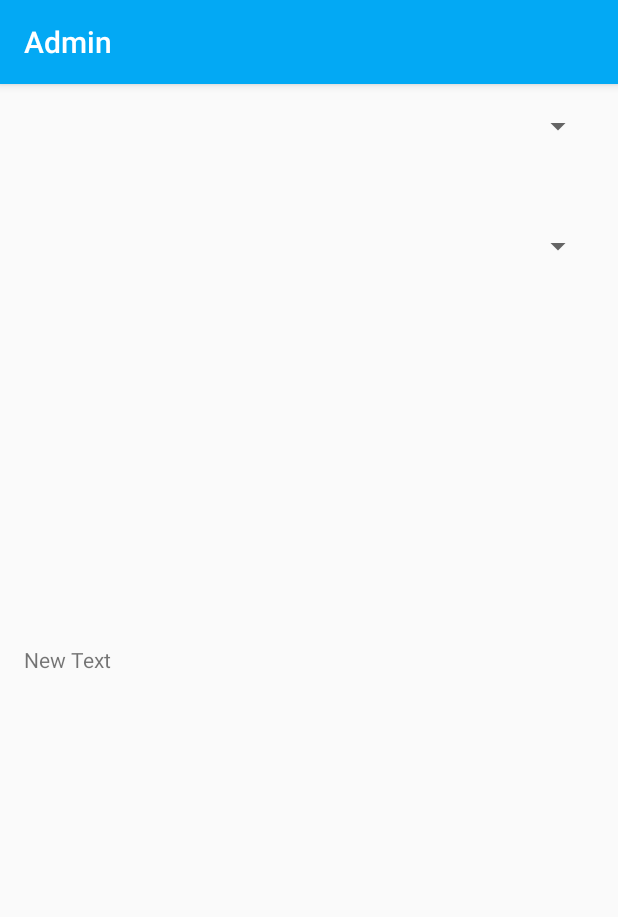
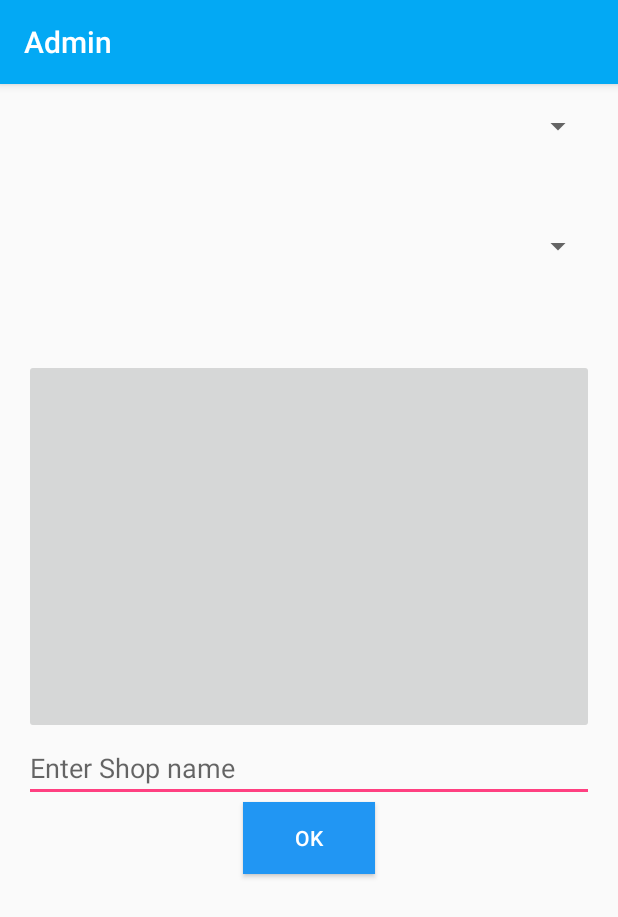
Before and after one commit to mahmoudelgamal1997/Admin, an Android app: the Shop screen opened directly, with no data from a screen before it, on a phone screen of 412 x 824 dp. Shown: the top 917 px of the screen. Run offline under Robolectric (Android 15) with nearby library versions, the phone set to English and light mode, and no system bars; our stand-ins replace Firebase (no records; nobody signed in at launch, a user with empty details on screens opened directly); libraries missing offline, so code that uses them is left out: com.firebase.client; 5 statements that could not run were skipped.

Commit message:
add shop as post

```diff
--- a/app/src/main/java/com/example2017/android/admin/City.java
+++ b/app/src/main/java/com/example2017/android/admin/City.java
@@ -21,7 +21,9 @@ public class City {
     {
         this.title = title;
     }
-    public String getTitle() {
+
+    public String getTitle()
+    {
         return title;
     }
 
--- a/app/src/main/java/com/example2017/android/admin/Datainput.java
+++ b/app/src/main/java/com/example2017/android/admin/Datainput.java
@@ -2,8 +2,10 @@ package com.example2017.android.admin;
 
 /**
  * Created by M7moud on 13-Dec-17.
+ * to  retrieve catorgy data
  */
 public class Datainput {
+
     private String catorgy_name;
 
     public Datainput() {
--- a/app/src/main/java/com/example2017/android/admin/Shop.java
+++ b/app/src/main/java/com/example2017/android/admin/Shop.java
@@ -1,9 +1,17 @@
 package com.example2017.android.admin;
 
+import android.app.ProgressDialog;
+import android.content.Intent;
+import android.graphics.Bitmap;
+import android.net.Uri;
+import android.provider.MediaStore;
 import android.support.v7.app.AppCompatActivity;
 import android.os.Bundle;
+import android.text.TextUtils;
 import android.widget.AdapterView;
 import android.widget.ArrayAdapter;
+import android.widget.EditText;
+import android.widget.ImageButton;
 import android.widget.Spinner;
 import android.widget.TextView;
 import android.widget.Toast;
@@ -11,7 +19,9 @@ import android.widget.Toast;
 import com.firebase.client.Firebase;
 import com.firebase.client.core.view.View;
 import com.firebase.client.utilities.Utilities;
+import com.firebase.ui.database.FirebaseListAdapter;
 import com.firebase.ui.database.FirebaseRecyclerAdapter;
+import com.google.android.gms.tasks.OnSuccessListener;
 import com.google.firebase.database.ChildEventListener;
 import com.google.firebase.database.DataSnapshot;
 import com.google.firebase.database.DatabaseError;
@@ -20,19 +30,27 @@ import com.google.firebase.database.FirebaseDatabase;
 import com.google.firebase.database.Query;
 import com.google.firebase.database.ValueEventListener;
 import com.google.firebase.storage.FirebaseStorage;
+import com.google.firebase.storage.StorageReference;
+import com.google.firebase.storage.UploadTask;
 
 import java.io.DataInput;
+import java.io.IOException;
 import java.util.ArrayList;
 import java.util.HashMap;
 import java.util.Map;
 
 public class Shop extends AppCompatActivity {
-    private Spinner spinnerCity,spinnerCatorgy;
-    private DatabaseReference mdatabase,mmdatabase;
-    ArrayList<String> arrayList_catorgy=new ArrayList<>();
+    private Spinner spinnerCity, spinnerCatorgy;
+    private DatabaseReference catorgy_database, city_database;
+    private StorageReference s;
+
+    ProgressDialog progressDialog;
     TextView txt;
-    ArrayList<String> arrayList=new ArrayList<>();
-
+    String city_selected, catorgy_selected;
+    public static final int gallery=2;
+    private Uri imageuri=null;
+    ImageButton imageButton;
+    EditText editText_shop;
 
     @Override
     protected void onCreate(Bundle savedInstanceState) {
@@ -40,154 +58,124 @@ public class Shop extends AppCompatActivity {
         setContentView(R.layout.activity_shop);
 
         Firebase.setAndroidContext(this);
-        mdatabase = FirebaseDatabase.getInstance().getReference().child("City");
-        spinnerCity=(Spinner)findViewById(R.id.spinner);
-        spinnerCatorgy=(Spinner)findViewById(R.id.spinner2);
-        txt=(TextView)findViewById(R.id.textView);
+        city_database = FirebaseDatabase.getInstance().getReference().child("City");
+        catorgy_database = FirebaseDatabase.getInstance().getReference().child("catorgy");
+        s = FirebaseStorage.getInstance().getReference();
+
+        spinnerCity = (Spinner) findViewById(R.id.spinner_city);
+        spinnerCatorgy = (Spinner) findViewById(R.id.spinner_catorgy);
+        imageButton=(ImageButton)findViewById(R.id.imageButton);
+        editText_shop=(EditText)findViewById(R.id.editText_shop);
+
+progressDialog=new ProgressDialog(this);
+
+
+        FirebaseListAdapter<City> cityListAdapter = new FirebaseListAdapter<City>(
+                this,
+                City.class,
+                R.layout.text_style,
+                city_database
+        ) {
+            @Override
+            protected void populateView(android.view.View v, City model, int position) {
+                TextView txt = (TextView) v.findViewById(R.id.textView_style);
+                txt.setText(model.getTitle());
+
+                //taking select of user
+                //and put it in variable
+                city_selected = model.getTitle();
+
+            }
+        };
+spinnerCity.setAdapter(cityListAdapter);
+
+        FirebaseListAdapter<Datainput> catorgyListAdapter = new FirebaseListAdapter<Datainput>(
+                this,
+                Datainput.class,
+                R.layout.text_style,
+                catorgy_database
+        ) {
+            @Override
+            protected void populateView(android.view.View v, Datainput model, int position) {
+
+                TextView textView = (TextView) v.findViewById(R.id.textView_style);
+                textView.setText(model.getCatorgy_name());
+
+                //taking select of user
+                //and put it in variable
+                catorgy_selected = model.getCatorgy_name();
+            }
+        };
+
+spinnerCatorgy.setAdapter(catorgyListAdapter);
+    }
 
 
 
-        retrive_city();
-        retrive_catorgy();
+    public void upload (android.view.View view){
 
-cityadd();
+    final DatabaseReference post=catorgy_database.child(catorgy_selected).child(catorgy_selected).child(city_selected).push();
+     if (!TextUtils.isEmpty(editText_shop.getText().toString()) &&imageuri!=null){
 
-//array that can solve my problem
-        arrayList.add("mahmoud");
-        arrayList.add("yasser");
-        arrayList.add("elgamal");
+         progressDialog.setMessage("Wait..");
+         progressDialog.show();
+         progressDialog.setCancelable(false);
+        StorageReference filebath = s.child("photos").child(imageuri.getLastPathSegment());
+        filebath.putFile(imageuri).addOnSuccessListener(new OnSuccessListener<UploadTask.TaskSnapshot>() {
+            @Override
+            public void onSuccess(UploadTask.TaskSnapshot taskSnapshot) {
+                Uri down = taskSnapshot.getDownloadUrl();
+                post.child("catorgy_name").setValue(editText_shop.getText().toString());
+                post.child("catorgy_image").setValue(down.toString());
+                Toast.makeText(getApplicationContext(), "Post Succsesfull", Toast.LENGTH_LONG).show();
+               progressDialog.dismiss();
 
+            }
+        });
 
+    }else {
+         if (TextUtils.isEmpty(editText_shop.getText().toString())){
+             Toast.makeText(getApplication(),"Enter shop name",Toast.LENGTH_LONG).show();
+         }else{
+             Toast.makeText(getApplication(),"Select an image",Toast.LENGTH_LONG).show();
 
+         }
 
-        //Adapter that recieve alist of city from fire base
-        final ArrayAdapter<String> adapter =new ArrayAdapter<String>(this,android.R.layout.simple_spinner_item, retrive_city());
+     }
 
-        adapter.setDropDownViewResource(R.layout.support_simple_spinner_dropdown_item);
-        spinnerCity.setAdapter(adapter);
-        spinnerCity.setOnItemSelectedListener(new AdapterView.OnItemSelectedListener() {
+    }
 
-           @Override
-           public void
-           onItemSelected(AdapterView<?> adapterView, android.view.View view, int i, long l) {
+public void select_shopimage(android.view.View v){
 
-
-
-           }
-
-           @Override
-            public void onNothingSelected(AdapterView<?> adapterView) {
-
-           }});
-
-
-
-
-         ArrayAdapter<String> adapter2 =new ArrayAdapter<String>(this,android.R.layout.simple_spinner_item,arrayList_catorgy );
-    adapter2.setDropDownViewResource(R.layout.support_simple_spinner_dropdown_item);
-    spinnerCatorgy.setAdapter(adapter2);
-    spinnerCatorgy.setOnItemSelectedListener(new AdapterView.OnItemSelectedListener() {
-        @Override
-        public void onItemSelected(AdapterView<?> adapterView, android.view.View view, int i, long l) {
-            spinnerCatorgy.setSelection(i);
-        }
-
-        @Override
-        public void onNothingSelected(AdapterView<?> adapterView) {
-
-            spinnerCatorgy.setSelection(0);}});
+    Intent intent=new Intent(Intent.ACTION_PICK);
+    intent.setType("image/*");
+    startActivityForResult(intent,gallery);
 
 }
 
 
+    @Override
+    protected void onActivityResult(int requestCode, int resultCode, Intent data) {
+        super.onActivityResult(requestCode, resultCode, data);
+        if(requestCode==gallery&&resultCode==RESULT_OK){
 
-    public void trial(android.view.View v){
+            imageuri=data.getData();
+            imageButton.setImageURI(imageuri);
+
+            Bitmap resized = null;
+            try {
+                Bitmap bitmap = MediaStore.Images.Media.getBitmap(this.getContentResolver(), imageuri);
+
+                resized = Bitmap.createScaledBitmap(bitmap, 1000, 1020, true);
 
 
-    }
-
-
-
-
-
-    public void retrive_catorgy()
-    {
-        mmdatabase=FirebaseDatabase.getInstance().getReference().child("catorgy");
-        Query query=mmdatabase.orderByChild("catorgy_name");
-        query.addChildEventListener(new ChildEventListener() {
-            @Override
-            public void onChildAdded(DataSnapshot dataSnapshot, String s) {
-
-               Datainput cc=dataSnapshot.getValue(Datainput.class);
-               arrayList_catorgy.add(cc.getCatorgy_name());
-
-                System.out.println(dataSnapshot);
+            } catch (IOException e) {
+                e.printStackTrace();
             }
 
-            @Override
-            public void onChildChanged(DataSnapshot dataSnapshot, String s) {
+            imageButton.setImageBitmap(resized);
+        }
 
-            }
+        }
 
-            @Override
-            public void onChildRemoved(DataSnapshot dataSnapshot) {
-
-            }
-
-            @Override
-            public void onChildMoved(DataSnapshot dataSnapshot, String s) {
-
-            }
-
-            @Override
-            public void onCancelled(DatabaseError databaseError) {
-
-            }
-        });
-    }
-
-
-
-    public ArrayList<String> retrive_city()
-    {
-        final ArrayList<String> arrayList_city=new ArrayList<>();
-
-        final Query query=mdatabase.orderByChild("title");
-      query.addChildEventListener(new ChildEventListener() {
-          @Override
-          public void onChildAdded(DataSnapshot dataSnapshot, String s) {
-              City c=dataSnapshot.getValue(City.class);
-              arrayList_city.add(c.getTitle());
-          }
-
-          @Override
-          public void onChildChanged(DataSnapshot dataSnapshot, String s) {
-
-          }
-
-          @Override
-          public void onChildRemoved(DataSnapshot dataSnapshot) {
-
-          }
-
-          @Override
-          public void onChildMoved(DataSnapshot dataSnapshot, String s) {
-
-          }
-
-          @Override
-          public void onCancelled(DatabaseError databaseError) {
-
-          }
-      });
-
-        return arrayList_city;
-    }
-
-    public void  cityadd()
-    {
-
-
-
-
-}}
+}
--- a/app/src/main/res/layout/activity_shop.xml
+++ b/app/src/main/res/layout/activity_shop.xml
@@ -16,7 +16,7 @@
     <Spinner
         android:layout_width="fill_parent"
         android:layout_height="wrap_content"
-        android:id="@+id/spinner"
+        android:id="@+id/spinner_city"
         android:layout_alignParentTop="true"
         android:layout_alignParentLeft="true"
         android:layout_alignParentStart="true"
@@ -26,20 +26,43 @@
     <Spinner
         android:layout_width="fill_parent"
         android:layout_height="wrap_content"
-        android:id="@+id/spinner2"
+        android:id="@+id/spinner_catorgy"
         android:layout_alignParentTop="true"
         android:layout_marginTop="80dp"
         android:layout_alignParentLeft="true"
         android:layout_alignParentStart="true" />
 
-    <TextView
+    <ImageButton
+        android:layout_width="match_parent"
+        android:layout_height="250dp"
+        android:id="@+id/imageButton"
+        android:onClick="select_shopimage"
+        android:layout_below="@+id/spinner_catorgy"
+        android:layout_alignParentLeft="true"
+        android:layout_alignParentStart="true"
+        android:layout_marginTop="63dp" />
+
+    <EditText
         android:layout_width="wrap_content"
         android:layout_height="wrap_content"
-        android:text="New Text"
-        android:id="@+id/textView"
-        android:layout_centerVertical="true"
+        android:id="@+id/editText_shop"
+        android:hint="Enter Shop name"
+        android:layout_below="@+id/imageButton"
         android:layout_alignParentLeft="true"
-        android:layout_alignParentStart="true" />
+        android:layout_alignParentStart="true"
+        android:layout_alignRight="@+id/imageButton"
+        android:layout_alignEnd="@+id/imageButton" />
+
+    <Button
+        android:layout_width="wrap_content"
+        android:layout_height="wrap_content"
+        android:text="ok"
+        android:id="@+id/button10"
+        android:onClick="upload"
+        android:textColor="#FFFFFF"
+        android:background="#2196F3"
+        android:layout_below="@+id/editText_shop"
+        android:layout_centerHorizontal="true" />
 
 </RelativeLayout>
 </ScrollView>
```
Also changed, not shown: app/src/main/java/com/example2017/android/admin/Catorgy_Post.java (+4 -62 lines), app/src/main/res/layout/text_style.xml (added, +16 -0 lines).
